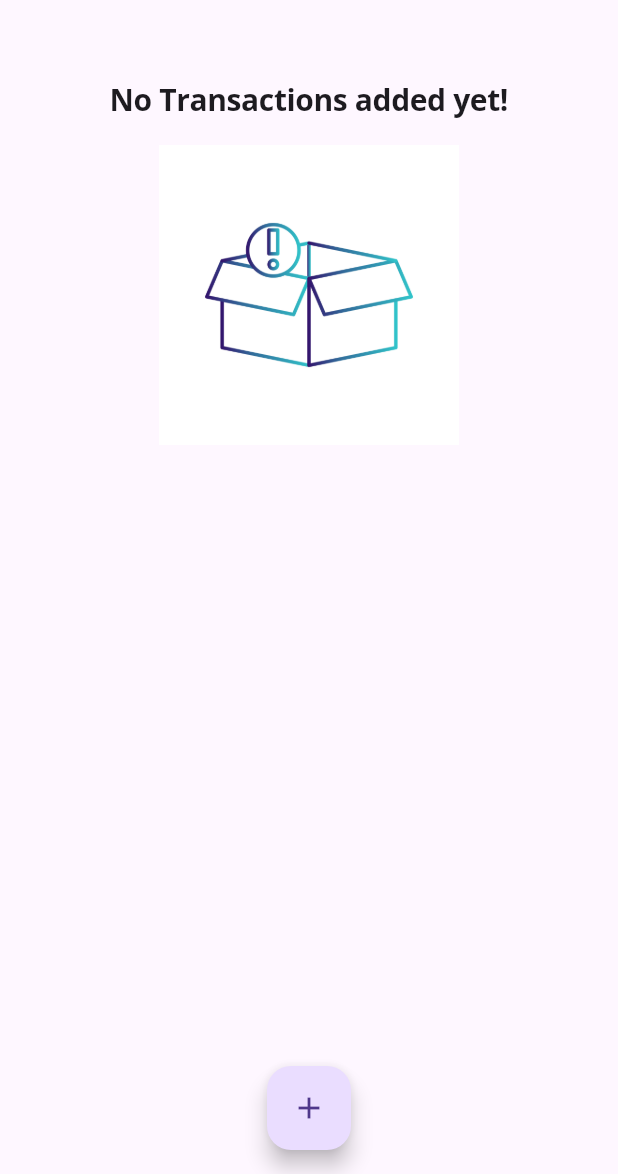
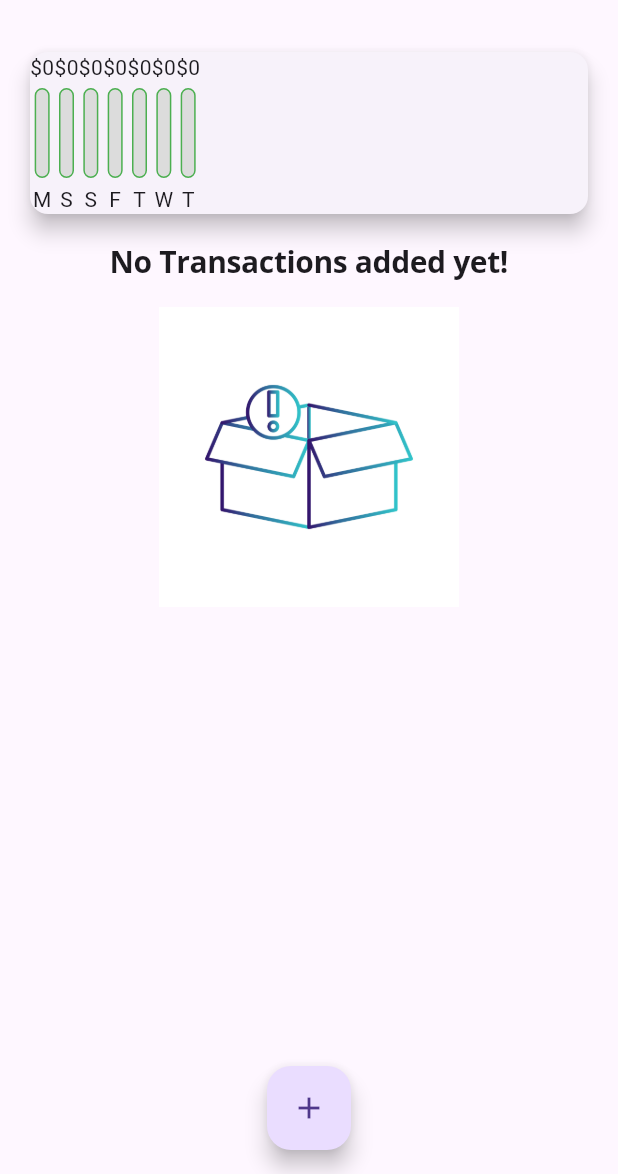
Before and after one commit to lonepu/Demo, a Flutter app: the screen it shows after launch, on a phone screen of 412 x 824 dp, the part 62-1236 px from its top. Run offline on Flutter 3.47's test engine with Material 3 defaults, Android fonts, the phone set to English and light mode, and no system bars.

Commit message:
chartAndChartBarAdded

```diff
--- a/unit04/lib/main.dart
+++ b/unit04/lib/main.dart
@@ -1,9 +1,8 @@
 import 'package:flutter/material.dart';
-import 'package:unit04/widgets/chart.dart';
 import './widgets/transaction_list.dart';
 import './widgets/new_transaction.dart';
+import './widgets/chart.dart';
 import './models/transaction.dart';
-import './widgets/chart.dart';
 
 void main() {
   runApp(MyApp());
@@ -16,6 +15,7 @@
   Widget build(BuildContext context) {
     return MaterialApp(
       title: 'Personal Expenses',
+      color: Colors.lightBlue,
       theme: ThemeData(
         textTheme: ThemeData.light().textTheme.copyWith(
           displayLarge: TextStyle(
@@ -24,7 +24,7 @@
             fontWeight: FontWeight.bold,
           ),
         ),
-        primarySwatch: Colors.green,
+        primarySwatch: Colors.orange,
         fontFamily: 'Quicksand',
         appBarTheme: AppBarTheme(
           titleTextStyle: TextStyle(
--- a/unit04/lib/widgets/chart.dart
+++ b/unit04/lib/widgets/chart.dart
@@ -1,6 +1,7 @@
 import 'package:flutter/material.dart';
 import 'package:intl/intl.dart';
 import '../models/transaction.dart';
+import './chart_bar.dart';
 
 class Chart extends StatelessWidget {
   //  const Chart({super.key});
@@ -22,19 +23,38 @@
 
       print(DateFormat.E().format(weekDay));
       print(totalSum);
-      return {'day': DateFormat.E().format(weekDay), 'amount': totalSum};
+      return {
+        'day': DateFormat.E().format(weekDay).substring(0, 1),
+        'amount': totalSum,
+      };
+    });
+  }
+
+  double get totalSpending {
+    return groupedTransactionValues.fold(0.0, (sum, item) {
+      return sum +
+          (item['amount'] as double); // I added extra "as double" to work
     });
   }
 
   @override
   Widget build(BuildContext context) {
     print(groupedTransactionValues);
-    return const Card(
+    return Card(
       elevation: 6,
       margin: EdgeInsets.all(20),
-      child: Row(children: <Widget>[
-
-    ],),
+      child: Row(
+        children: groupedTransactionValues.map((data) {
+          return ChartBar(
+            (data['day'] as String), // I added extra "as String" to work code
+            (data['amount']
+                as double), // I added extra "as double" to work code
+            totalSpending == 0.0
+                ? 0.0
+                : (data['amount'] as double) / totalSpending,
+          );
+        }).toList(),
+      ),
     );
   }
 }
--- /dev/null
+++ b/unit04/lib/widgets/chart_bar.dart
@@ -0,0 +1,45 @@
+import 'package:flutter/material.dart';
+
+class ChartBar extends StatelessWidget {
+  final String label;
+  final double spendingAmount;
+  final double spandingPctOfTotal;
+
+  ChartBar(this.label, this.spendingAmount, this.spandingPctOfTotal);
+
+  @override
+  Widget build(BuildContext context) {
+    return Column(
+      children: [
+        Text('\$${spendingAmount.toStringAsFixed(0)}'),
+        SizedBox(height: 4),
+        Container(
+          height: 60,
+          width: 10,
+          child: Stack(
+            children: [
+              Container(
+                decoration: BoxDecoration(
+                  border: Border.all(color: Colors.green, width: 1.0),
+                  color: Color.fromRGBO(220, 220, 220, 1),
+                  borderRadius: BorderRadius.circular(20),
+                ),
+              ),
+              FractionallySizedBox(
+                heightFactor: spandingPctOfTotal,
+                child: Container(
+                  decoration: BoxDecoration(
+                    color: Theme.of(context).primaryColor,
+                    borderRadius: BorderRadius.circular(10),
+                  ),
+                ),
+              ),
+            ],
+          ),
+        ),
+        SizedBox(height: 4),
+        Text(label),
+      ],
+    );
+  }
+}
```
